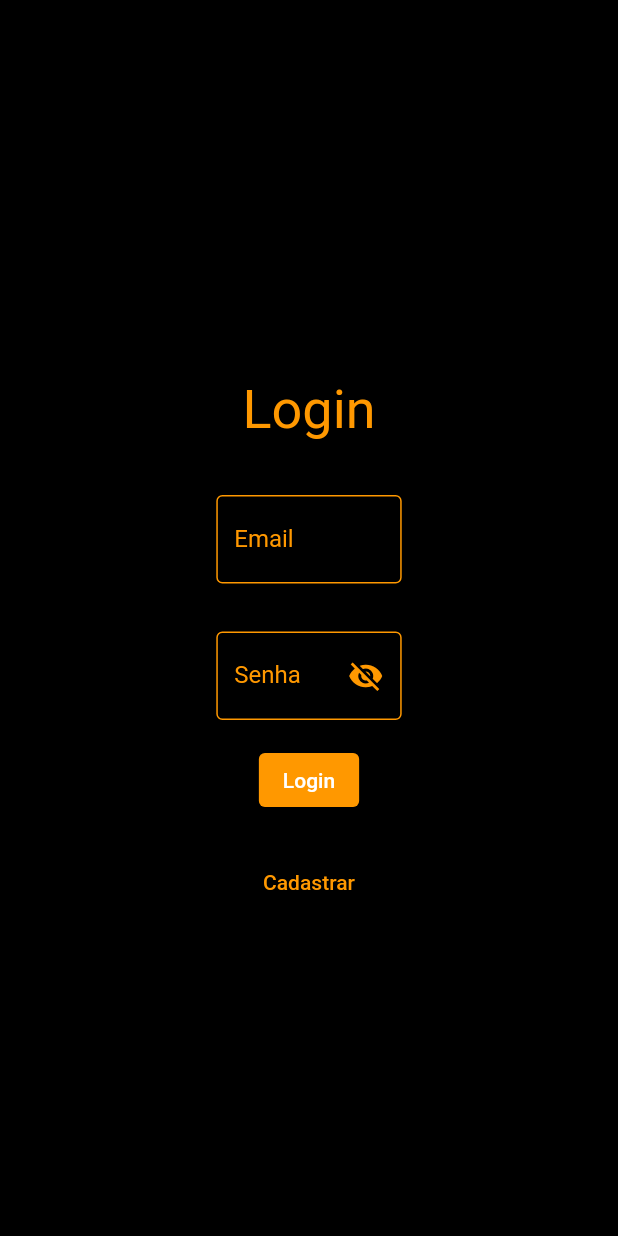
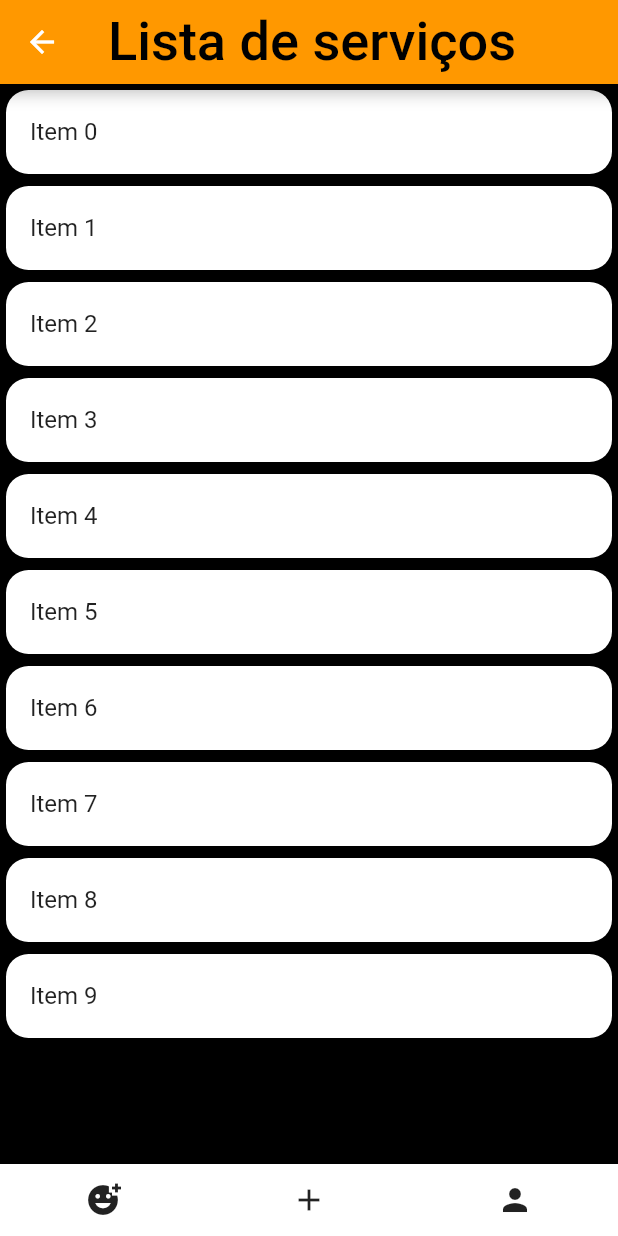
Before and after one commit to LeonardoLocatelli/agendamento-mecanica-front-end, a Flutter app: the screen it shows after launch, after a tap on "Login", on a phone screen of 412 x 824 dp. Run offline on Flutter 3.47's test engine with Material 2 defaults, Android fonts, the phone set to English and light mode, and no system bars; our stand-ins replace get.

Commit message:
atualizando front-end

```diff
--- a/lib/RotasProjeto.dart
+++ b/lib/RotasProjeto.dart
@@ -2,4 +2,6 @@ class RotasProjeto {
   static const INICIAL = '/';
   static const TELA_LOGIN = '/tela_login';
   static const TELA_CADASTRO = '/tela_cadastro';
+  static const TELA_INICIAL = '/tela_inicial';
+  static const TELA_PERFIL = '/tela_perfil';
 }
--- a/lib/main.dart
+++ b/lib/main.dart
@@ -1,11 +1,14 @@
+import 'package:agendamento_mecanica/screen/TelaCadastro.dart';
+import 'package:agendamento_mecanica/screen/TelaInicial.dart';
+import 'package:agendamento_mecanica/screen/TelaLogin.dart';
+import 'package:agendamento_mecanica/screen/TelaPerfil.dart';
 import 'package:flutter/material.dart';
 import 'package:get/get_navigation/src/root/get_material_app.dart';
 import 'package:get/get_navigation/src/routes/get_route.dart';
 import 'package:get/get_state_manager/src/simple/get_controllers.dart';
 
 import 'RotasProjeto.dart';
-import 'TelaCadastro.dart';
-import 'TelaLogin.dart';
+
 
 Future<void> main()  async {
     runApp(
@@ -36,6 +39,8 @@ class _ProjetoAgendamentoState extends State<ProjetoAgendamento> {
       getPages: [
         GetPage(name: RotasProjeto.INICIAL, page: () => TelaLogin()),
         GetPage(name: RotasProjeto.TELA_CADASTRO, page: () => TelaCadastro()),
+        GetPage(name: RotasProjeto.TELA_INICIAL, page: () => TelaInicial()),
+        GetPage(name: RotasProjeto.TELA_PERFIL, page: () => TelaPerfil()),
       ],
       home: TelaLogin(),
     );
--- /dev/null
+++ b/lib/screen/TelaInicial.dart
@@ -0,0 +1,81 @@
+
+import 'package:flutter/cupertino.dart';
+import 'package:flutter/material.dart';
+import 'package:get/get.dart';
+
+import '../RotasProjeto.dart';
+
+
+class TelaInicial extends StatelessWidget {
+  @override
+  Widget build(BuildContext context) {
+    return Scaffold(
+      backgroundColor: Colors.black,
+      appBar: AppBar(
+        backgroundColor: Colors.orange,
+        title: Text("Lista de serviços",style: TextStyle(
+                color: Colors.black,
+                fontSize: 36,
+              ),
+  ),
+      ),
+      body: FoodItemList(),
+      bottomNavigationBar: BottomNavBar(),
+    );
+  }
+}
+
+class FoodItemList extends StatelessWidget {
+  @override
+  Widget build(BuildContext context) {
+    return ListView.builder(
+      itemCount: 10,
+      itemBuilder: (context, index) {
+        return Card(
+          elevation: 5,
+          shape: RoundedRectangleBorder(
+            borderRadius: BorderRadius.circular(15.0),
+          ),
+          child: Column(
+            children: [
+              ListTile(
+                title: Text("Item $index"),
+              ),
+            ],
+          ),
+        );
+      },
+    );
+  }
+}
+
+class BottomNavBar extends StatelessWidget {
+  @override
+  Widget build(BuildContext context) {
+    return BottomAppBar(
+      child: Row(
+        mainAxisAlignment: MainAxisAlignment.spaceAround,
+        children: <Widget>[
+          IconButton(
+            icon: Icon(Icons.add_reaction),
+            onPressed: () {
+
+            },
+          ),
+          IconButton(
+            icon: Icon(Icons.add),
+            onPressed: () {
+
+            },
+          ),
+          IconButton(
+            icon: Icon(Icons.person),
+            onPressed: () {
+              Get.toNamed(RotasProjeto.TELA_PERFIL);
+            },
+          ),
+        ],
+      ),
+    );
+  }
+}
--- a/lib/TelaLogin.dart
+++ b/lib/screen/TelaLogin.dart
@@ -1,10 +1,8 @@
 import 'package:flutter/material.dart';
 import 'package:get/get.dart';
-import 'package:get/get_core/src/get_main.dart';
-import 'package:get/get_navigation/src/routes/get_route.dart';
 
-import 'RotasProjeto.dart';
-import 'TelaCadastro.dart';
+import '../RotasProjeto.dart';
+
 
 
 class TelaLogin extends StatefulWidget {
@@ -20,31 +18,31 @@ class _TelaLoginState extends State<TelaLogin> {
   @override
   Widget build(BuildContext context) {
     return Scaffold(
-      backgroundColor: Colors.black, // Fundo preto
+      backgroundColor: Colors.black,
       body: Center(
         child: Column(
-          mainAxisAlignment: MainAxisAlignment.center, // Alinhar o título no topo
+          mainAxisAlignment: MainAxisAlignment.center,
           crossAxisAlignment: CrossAxisAlignment.center,
           children: <Widget>[
-            SizedBox(height: 40), // Espaçamento entre o topo e o título
-            Text(
+            SizedBox(height: 40),
+            const Text(
               'Login',
               style: TextStyle(
                 color: Colors.orange,
-                fontSize: 36, // Tamanho maior do título
+                fontSize: 36,
               ),
             ),
-            SizedBox(height: 20), // Espaçamento entre o título e o campo de email
+            SizedBox(height: 20),
             Padding(
               padding: const EdgeInsets.all(16.0),
               child: Container(
-                width: MediaQuery.of(context).size.width * 0.3, // 30% da largura da tela
+                width: MediaQuery.of(context).size.width * 0.3,
                 child: TextFormField(
                   controller: _emailController,
                   style: TextStyle(color: Colors.white),
                   decoration: InputDecoration(
                     labelText: 'Email',
-                    labelStyle: TextStyle(color: Colors.orange), // Texto do rótulo em laranja
+                    labelStyle: TextStyle(color: Colors.orange),
                     enabledBorder: OutlineInputBorder(
                       borderSide: BorderSide(color: Colors.orange),
                     ),
@@ -58,14 +56,14 @@ class _TelaLoginState extends State<TelaLogin> {
             Padding(
               padding: const EdgeInsets.all(16.0),
               child: Container(
-                width: MediaQuery.of(context).size.width * 0.3, // 30% da largura da tela
+                width: MediaQuery.of(context).size.width * 0.3,
                 child: TextFormField(
                   controller: _senhaController,
                   style: TextStyle(color: Colors.white),
-                  obscureText: !_senhaVisivel, // Altera a visibilidade da senha
+                  obscureText: !_senhaVisivel,
                   decoration: InputDecoration(
                     labelText: 'Senha',
-                    labelStyle: TextStyle(color: Colors.orange), // Texto do rótulo em laranja
+                    labelStyle: TextStyle(color: Colors.orange),
                     enabledBorder: OutlineInputBorder(
                       borderSide: BorderSide(color: Colors.orange),
                     ),
@@ -89,14 +87,14 @@ class _TelaLoginState extends State<TelaLogin> {
             ),
             ElevatedButton(
               onPressed: () {
-                // Lógica de login aqui
+                    Get.toNamed(RotasProjeto.TELA_INICIAL);
               },
               child: Text(
                 'Login',
                 style: TextStyle(color: Colors.white),
               ),
               style: ElevatedButton.styleFrom(
-                primary: Colors.orange, // Cor laranja
+                primary: Colors.orange,
               ),
             ),
             SizedBox(height: 20),
--- a/pubspec.yaml
+++ b/pubspec.yaml
@@ -36,6 +36,7 @@ dependencies:
   # The following adds the Cupertino Icons font to your application.
   # Use with the CupertinoIcons class for iOS style icons.
   cupertino_icons: ^1.0.2
+  http: ^0.13.6
 
 dev_dependencies:
   flutter_test:
```
Also changed, not shown: lib/http/http_get.dart (added, +24 -0 lines), lib/http/http_post.dart (added, +23 -0 lines), lib/http/http_put.dart (added, +25 -0 lines), lib/screen/TelaCadastro.dart (renamed from lib/TelaCadastro.dart, +13 -13 lines), lib/screen/TelaPerfil.dart (added, +45 -0 lines), pubspec.lock.
